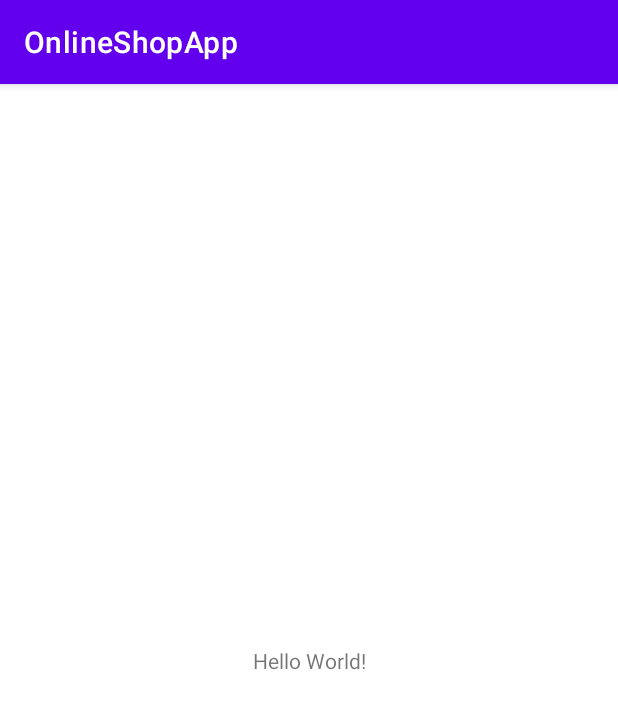
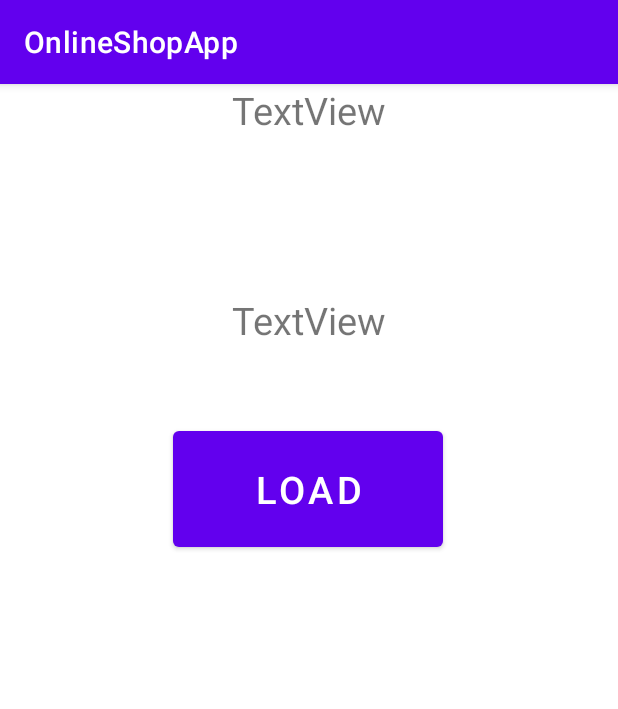
Before and after one commit to mkamar17/OnlineShopApp, an Android app: the screen it shows after launch (MainActivity), on a phone screen of 412 x 824 dp. Shown: the top 709 px of the screen. Run offline under Robolectric (Android 15) with nearby library versions, the phone set to English and light mode, and no system bars.

```diff
--- a/app/src/main/res/layout/activity_main.xml
+++ b/app/src/main/res/layout/activity_main.xml
@@ -6,13 +6,37 @@
     android:layout_height="match_parent"
     tools:context=".MainActivity">
 
+    <Button
+        android:id="@+id/load"
+        android:layout_width="180dp"
+        android:layout_height="89dp"
+        android:text="load"
+        android:textSize="25sp"
+        app:layout_constraintBottom_toBottomOf="parent"
+        app:layout_constraintEnd_toEndOf="parent"
+        app:layout_constraintHorizontal_bias="0.498"
+        app:layout_constraintStart_toStartOf="parent"
+        app:layout_constraintTop_toTopOf="parent"
+        app:layout_constraintVertical_bias="0.332" />
+
     <TextView
+        android:id="@+id/textView"
         android:layout_width="wrap_content"
         android:layout_height="wrap_content"
-        android:text="Hello World!"
-        app:layout_constraintBottom_toBottomOf="parent"
-        app:layout_constraintLeft_toLeftOf="parent"
-        app:layout_constraintRight_toRightOf="parent"
-        app:layout_constraintTop_toTopOf="parent" />
+        android:text="TextView"
+        android:textSize="25sp"
+        app:layout_constraintBottom_toTopOf="@+id/textView2"
+        app:layout_constraintEnd_toEndOf="parent"
+        app:layout_constraintStart_toStartOf="parent"
+        app:layout_constraintTop_toBottomOf="@+id/load" />
 
+    <TextView
+        android:id="@+id/textView2"
+        android:layout_width="wrap_content"
+        android:layout_height="wrap_content"
+        android:text="TextView"
+        android:textSize="25sp"
+        app:layout_constraintEnd_toEndOf="parent"
+        app:layout_constraintStart_toStartOf="parent"
+        tools:layout_editor_absoluteY="478dp" />
 </androidx.constraintlayout.widget.ConstraintLayout>
```
Also changed, not shown: app/src/main/java/com/treehouse/onlineshopapp/MainActivity.java (+34 -0 lines).
